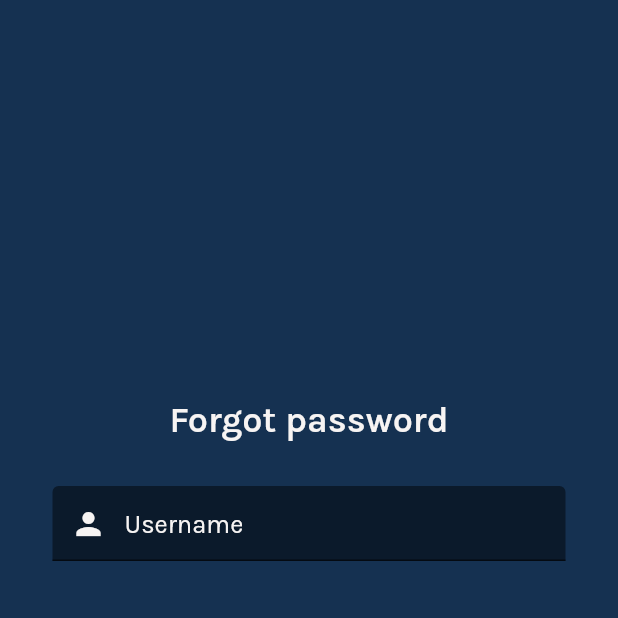
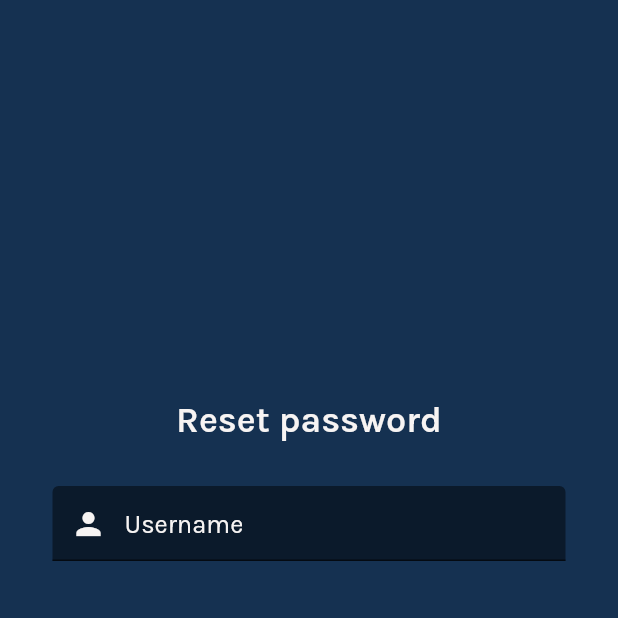
Before and after one commit to dChunGit/alliance_check_in, a Flutter app: the screen it shows after launch, after a tap on "Login", after a tap on "Forgot password", on a phone screen of 412 x 824 dp, the top half of it. Run offline on Flutter 3.47's test engine with Material 2 defaults, Android fonts, the phone set to English and light mode, and no system bars; our stand-ins replace data_connection_checker, firebase_core, font_awesome_flutter, get_it, google_fonts, shared_preferences; missing offline and left inert: amazon_cognito_identity_dart_2, http_retry; accounts and stored records are empty; generated files the repository leaves out were written again.

Commit message:
Handle reset password

```diff
--- a/lib/features/auth/auth_screen.dart
+++ b/lib/features/auth/auth_screen.dart
@@ -174,7 +174,13 @@ class _AuthScreenState extends State<AuthScreen> {
                     SnackBar(content: Text(S.of(context).generic_login_error))
                   );
                   break;
+                case AuthState.RESET_PASSWORD:
                 case AuthState.FORGOT_PASSWORD:
+                  Navigator.pushNamed(
+                    context,
+                    passwordScreen,
+                    arguments: PasswordScreenArgs(authState: value)
+                  );
                   break;
               }
             });
--- a/lib/features/auth/password_screen.dart
+++ b/lib/features/auth/password_screen.dart
@@ -45,7 +45,7 @@ class _PasswordScreenState extends State<PasswordScreen> {
   @override
   void initState() {
     super.initState();
-    _isForgotPasswordState = (widget._args.authState == AuthState.FORGOT_PASSWORD);
+    _isForgotPasswordState = (widget._args.authState == AuthState.FORGOT_PASSWORD || (widget._args.authState == AuthState.RESET_PASSWORD));
     if (!_isForgotPasswordState) {
       WidgetsBinding.instance.addPostFrameCallback((timeStamp) {
         _showInfoDialog(S.of(context).first_time_dialog_title, S.of(context).first_time_dialog_message);
@@ -83,6 +83,10 @@ class _PasswordScreenState extends State<PasswordScreen> {
   }
 
   Widget _createContainerFlow(bool _isForgotPasswordState) {
+    if (widget._args.authState == AuthState.RESET_PASSWORD) {
+      return _createPasswordFlow(_isForgotPasswordState, _forgotFormKey);
+    }
+
     return AnimatedCrossFade(
       duration: const Duration(milliseconds: 250),
       firstChild: _createUsernameFlow(_isForgotPasswordState),
@@ -97,7 +101,7 @@ class _PasswordScreenState extends State<PasswordScreen> {
       child: Column(
         mainAxisAlignment: MainAxisAlignment.spaceAround,
         children: [
-          _titleField(S.of(context).forgotPassword),
+          _titleField(S.of(context).resetPassword),
           _nameField(),
           _nextButton(),
           _backButton(_isForgotPasswordState)
@@ -112,7 +116,7 @@ class _PasswordScreenState extends State<PasswordScreen> {
       child: Column(
         mainAxisAlignment: MainAxisAlignment.spaceAround,
         children: [
-          _titleField((_isForgotPasswordState) ? S.of(context).forgotPassword : S.of(context).changePassword),
+          _titleField((_isForgotPasswordState) ? S.of(context).resetPassword : S.of(context).changePassword),
           _passwordField(),
           _passwordConfirmField(),
           (_isForgotPasswordState) ? _confirmationCodeField() : SizedBox(height: 0),
@@ -270,6 +274,7 @@ class _PasswordScreenState extends State<PasswordScreen> {
                   }
                 });
                 break;
+              case AuthState.RESET_PASSWORD:
               case AuthState.FORGOT_PASSWORD:
                 // issue request for confirmation code
                 widget._authService.resetPassword(confirmationCode, password).then((result) {
--- a/lib/main.dart
+++ b/lib/main.dart
@@ -18,11 +18,16 @@ void main() async {
 
   await service_locator.init();
   AuthService authService = service_locator.sl.get<AuthService>();
-  var loggedIn = await authService.init();
   Widget firstScreen = AuthScreen();
 
-  if (loggedIn) {
-    firstScreen = SurveyScreen();
+  try {
+    var loggedIn = await authService.init();
+
+    if (loggedIn) {
+      firstScreen = SurveyScreen();
+    }
+  } catch (e) {
+    print(e);
   }
 
   initializeDateFormatting();
--- a/lib/services/api/auth_service_impl.dart
+++ b/lib/services/api/auth_service_impl.dart
@@ -59,6 +59,10 @@ class AuthServiceImpl implements AuthService {
       print(e);
       return AuthState.NEW_PASSWORD;
     } on CognitoClientException catch (e) {
+      if (e.code == "PasswordResetRequiredException") {
+        return AuthState.RESET_PASSWORD;
+      }
+
       print(e);
       return AuthState.INVALID_LOGIN;
     } catch (e) {
@@ -126,5 +130,6 @@ enum AuthState {
   VALID_LOGIN,
   INVALID_LOGIN,
   FORGOT_PASSWORD,
+  RESET_PASSWORD,
   ERROR
 }
--- a/res/string/string_en.json
+++ b/res/string/string_en.json
@@ -9,6 +9,7 @@
   "confirm_code_hint": "Confirmation code",
   "login": "Login",
   "forgotPassword": "Forgot password",
+  "resetPassword": "Reset password",
   "changePassword": "Change password",
   "next": "Next",
   "back": "Back",
```
Also changed, not shown: lib/generated/i18n.dart, lib/generated/messages_all.dart.
